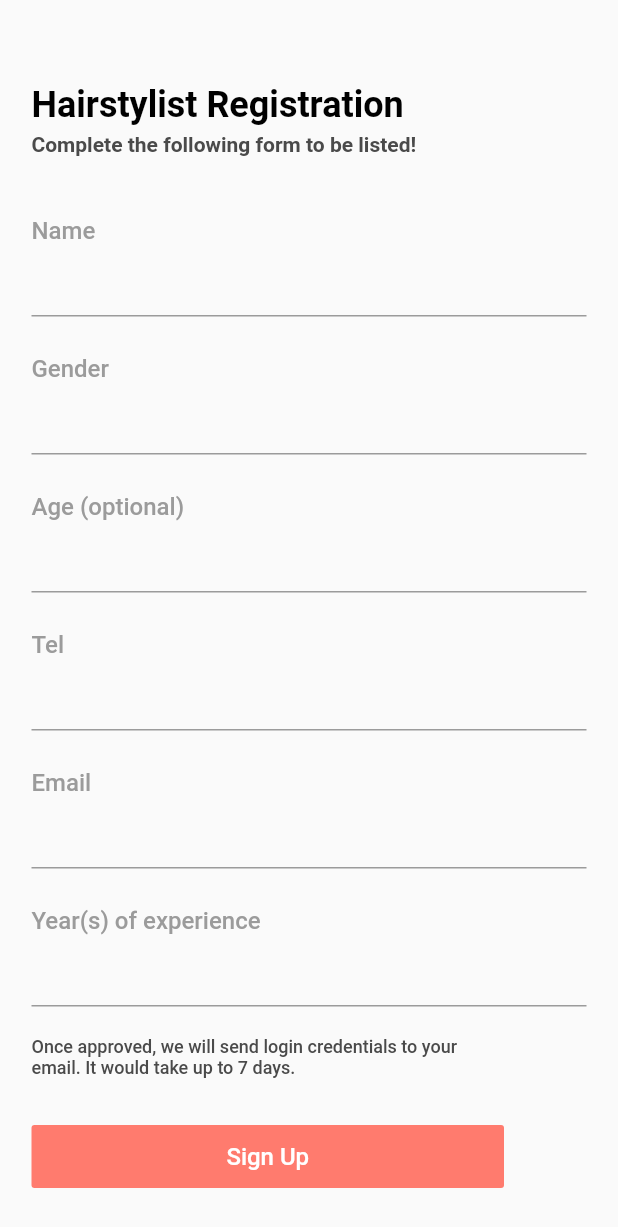
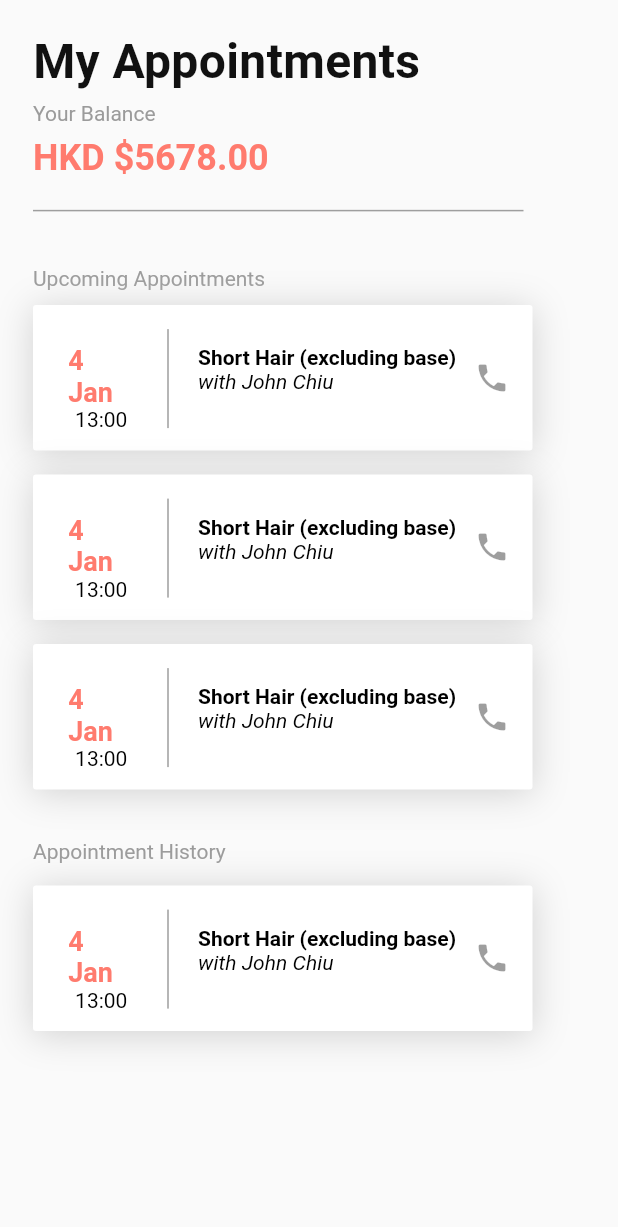
Before and after one commit to tkff1222/ui_screen, a Flutter app: the screen it shows after launch, on a phone screen of 412 x 824 dp. Shown: the top 1227 px of the screen. Run offline on Flutter 3.47's test engine with Material 2 defaults, Android fonts, the phone set to English and light mode, and no system bars; Roboto replaces fonts that are missing (Avenir).

Commit message:
H006 Stylist - my appointments

```diff
--- /dev/null
+++ b/lib/H006.dart
@@ -0,0 +1,160 @@
+import 'package:flutter/material.dart';
+
+class H006 extends StatefulWidget {
+  H006({Key key}) : super(key: key);
+
+  @override
+  _H006State createState() => new _H006State();
+}
+
+class _H006State extends State<H006> {
+  @override
+  Widget build(BuildContext context) {
+    return new Scaffold(
+      body: Padding(
+        padding: const EdgeInsets.all(22.0),
+        child: new Column(
+          mainAxisAlignment: MainAxisAlignment.start,
+          crossAxisAlignment: CrossAxisAlignment.start,
+          children: <Widget>[
+            new Text( "My Appointments", style: TextStyle(
+              fontSize: 32,
+              fontWeight: FontWeight.w600,
+              fontFamily: "Avenir",
+              letterSpacing: 0.25,
+              color: Color(0xFF111111),
+            ),),
+            Padding(
+              padding: const EdgeInsets.only(top:7.4),
+              child: new Text( "Your Balance", style: TextStyle(
+                fontSize: 14,
+                fontWeight: FontWeight.w400,
+                fontFamily: "Avenir",
+                color: Color(0xFF9B9B9B),
+              ),),
+            ),
+            Padding(
+              padding: const EdgeInsets.only(top: 8),
+              child: new Text( r"HKD $5678.00", style: TextStyle(
+                fontSize: 24,
+                fontWeight: FontWeight.w600,
+                fontFamily: "Avenir",
+                color: Color(0xFFFF7B6E),
+              ),),
+            ),
+            Padding(
+              padding: const EdgeInsets.only(top:20.5),
+              child: Container(
+                height: 1,
+                width: 327,
+                color: Colors.grey,
+              ),
+            ),
+            Padding(
+              padding: const EdgeInsets.only(top: 36.5, bottom:10),
+              child: new Text( "Upcoming Appointments", style: TextStyle(
+                fontSize: 14,
+                fontWeight: FontWeight.w400,
+                fontFamily: "Avenir",
+                color: Color(0xFF9B9B9B),
+              ),),
+            ),
+            _buildAppointment(),
+            SizedBox(height: 16.0),
+            _buildAppointment(),
+            SizedBox(height: 16.0),
+            _buildAppointment(),
+            Padding(
+              padding: const EdgeInsets.only(top: 33, bottom: 15),
+              child: new Text( "Appointment History", style: TextStyle(
+                fontSize: 14,
+                fontWeight: FontWeight.w400,
+                fontFamily: "Avenir",
+                color: Color(0xFF9B9B9B),
+              ),),
+            ),
+            _buildAppointment(),
+          ],
+        ),
+      ),
+    );
+  }
+}
+
+_buildAppointment() {
+  return Container(
+        width: 333,
+        height:97,
+        decoration: new BoxDecoration(
+            color: Color(0xFFFFFFFF),
+            borderRadius: BorderRadius.circular(2),
+            boxShadow: [
+              new BoxShadow(
+                color: Color(0xFFD1D1D1),
+                offset: new Offset(0, 2),
+                blurRadius: 20,
+              ),
+            ]),
+        child: new Row(
+          children: <Widget>[
+            Padding(
+              padding: const EdgeInsets.only(left:23.5),
+              child: Container(
+                height: 44,
+                width: 44,
+                child: new Column(
+                  children: <Widget>[
+                    new Text( "4 Jan", style: TextStyle(
+                      fontSize: 18,
+                      fontWeight: FontWeight.w600,
+                      fontFamily: "Avenir",
+                      color: Color(0xFFFF7B6E),
+                    ),),
+                    new Text( "13:00", style: TextStyle(
+                      fontSize: 14,
+                      fontWeight: FontWeight.w400,
+                      fontFamily: "Avenir",
+                      color: Color(0xFF000000),
+                    ),),
+                  ],
+                ),
+              ),
+            ),
+            Padding(
+              padding: const EdgeInsets.only(top:16, bottom:15, left: 22, right:19.5),
+              child: Container(
+                height: 66,
+                width: 1,
+                color: Colors.grey,
+              ),
+            ),
+            Padding(
+              padding: const EdgeInsets.only(top:27),
+              child: new Column(
+                mainAxisAlignment: MainAxisAlignment.start,
+                crossAxisAlignment: CrossAxisAlignment.start,
+                children: <Widget>[
+                  new Text( "Short Hair (excluding base)", style: TextStyle(
+                    fontSize: 14,
+                    fontWeight: FontWeight.w600,
+                    fontFamily: "Avenir",
+                    color: Color(0xFF000000),
+                  ),),
+                  new Text( "with John Chiu", style: TextStyle(
+                    fontSize: 14,
+                    fontWeight: FontWeight.w400,
+                    fontFamily: "Avenir",
+                    fontStyle: FontStyle.italic,
+                    color: Color(0xFF000000),
+                  ),)
+                ],
+              ),
+            ),
+            IconButton(
+                icon: Icon(Icons.phone),
+                onPressed: null
+            ),
+          ],
+        )
+  );
+}
--- a/lib/M004.dart
+++ b/lib/M004.dart
@@ -16,8 +16,8 @@ class _M004State extends State<M004> {
         child: ListView(
           children: <Widget>[
             new Column(
-                //crossAxisAlignment: CrossAxisAlignment.start,
-                //mainAxisSize: MainAxisSize.max,
+                mainAxisAlignment: MainAxisAlignment.start,
+                crossAxisAlignment: CrossAxisAlignment.start,
                 children: <Widget>[
                   IconButton(
                       icon: Icon(Icons.arrow_back, color: Colors.black),
@@ -123,7 +123,11 @@ class _M004State extends State<M004> {
                   Container(
                     height: 590,
                     width: 375,
+                    child: Padding(
+                      padding: const EdgeInsets.symmetric(horizontal: 18),
                       child: new Column(
+                        mainAxisAlignment: MainAxisAlignment.start,
+                        crossAxisAlignment: CrossAxisAlignment.start,
                         children: <Widget>[
                           new Text( "Card Number", style: TextStyle(
                             fontSize: 16,
@@ -219,6 +223,7 @@ class _M004State extends State<M004> {
                         ],
                       ),
                     ),
+                  ),
                   //check out 3
                   Container(
                     height: 590,
--- a/lib/main.dart
+++ b/lib/main.dart
@@ -1,5 +1,6 @@
 import 'package:flutter/material.dart';
 import 'package:ui_screen/H003.dart';
+import 'package:ui_screen/H006.dart';
 import 'package:ui_screen/M004.dart';
 import 'package:ui_screen/M005.dart';
 import 'package:ui_screen/ON003.dart';
@@ -26,7 +27,7 @@ class MyApp extends StatelessWidget {
         primarySwatch: Colors.blue,
       ),
       //home: MyHomePage(title: 'Flutter Demo Home Page'),
-      home: H003(),
+      home:H006(),
       //home: TestScreen(),
     );
   }
```
Lines whose indentation alone changed are shown as unchanged.
